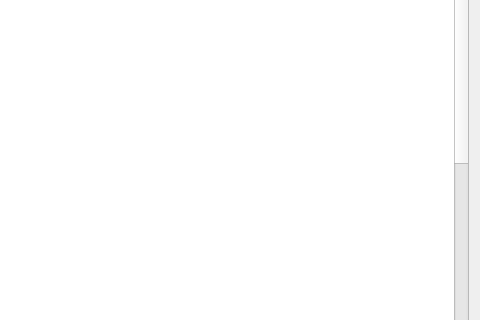
Qt form about.ui (nie11kun/HorizonJuicerCreator) before a commit; both pictures show x 820 to 1300 and y 196 to 516 of the 1300 by 689 pixel window.
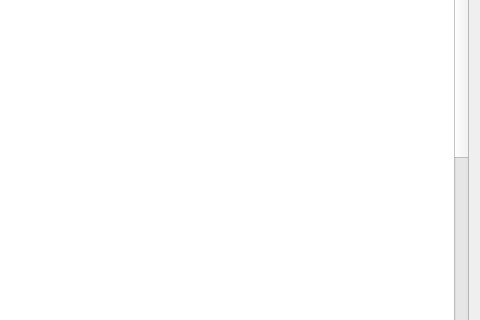
The same form after that commit.

Patch:
```diff
--- a/about.ui
+++ b/about.ui
@@ -101,7 +101,8 @@
 &lt;p style=&quot; margin-top:0px; margin-bottom:0px; margin-left:0px; margin-right:0px; -qt-block-indent:0; text-indent:0px;&quot;&gt;&lt;span style=&quot; font-family:'MS Shell Dlg 2'; font-size:13pt;&quot;&gt;  -磨削中心外圆/端面加工时头架旋转方向 变量表修改TECHNOLOGY[230] (0正转/1反转)&lt;/span&gt;&lt;/p&gt;
 &lt;p style=&quot; margin-top:0px; margin-bottom:0px; margin-left:0px; margin-right:0px; -qt-block-indent:0; text-indent:0px;&quot;&gt;&lt;span style=&quot; font-family:'MS Shell Dlg 2'; font-size:13pt;&quot;&gt;  -磨削中心外磨修整器是否液压控制 变量表修改PROCESS[50] (0否1是)&lt;/span&gt;&lt;/p&gt;
 &lt;p style=&quot; margin-top:0px; margin-bottom:0px; margin-left:0px; margin-right:0px; -qt-block-indent:0; text-indent:0px;&quot;&gt;&lt;span style=&quot; font-family:'MS Shell Dlg 2'; font-size:13pt;&quot;&gt;  -磨削中心是否有自动门 变量表修改PROCESS[52] (0否1是)&lt;/span&gt;&lt;/p&gt;
-&lt;p style=&quot; margin-top:0px; margin-bottom:0px; margin-left:0px; margin-right:0px; -qt-block-indent:0; text-indent:0px;&quot;&gt;&lt;span style=&quot; font-family:'MS Shell Dlg 2'; font-size:13pt;&quot;&gt;  -自磨夹具界面开启：变量表修改TECHNOLOGY[232]=1 (磨削界面显示)&lt;/span&gt;&lt;/p&gt;&lt;/body&gt;&lt;/html&gt;</string>
+&lt;p style=&quot; margin-top:0px; margin-bottom:0px; margin-left:0px; margin-right:0px; -qt-block-indent:0; text-indent:0px;&quot;&gt;&lt;span style=&quot; font-family:'MS Shell Dlg 2'; font-size:13pt;&quot;&gt;  -自磨夹具界面开启：变量表修改TECHNOLOGY[232]=1 (磨削界面显示)&lt;/span&gt;&lt;/p&gt;
+&lt;p style=&quot; margin-top:0px; margin-bottom:0px; margin-left:0px; margin-right:0px; -qt-block-indent:0; text-indent:0px;&quot;&gt;&lt;span style=&quot; font-family:'MS Shell Dlg 2'; font-size:13pt;&quot;&gt;  -工艺界面粗磨量自动计算：变量表修改TECHNOLOGY[233]=1&lt;/span&gt;&lt;/p&gt;&lt;/body&gt;&lt;/html&gt;</string>
      </property>
     </widget>
    </item>
```
